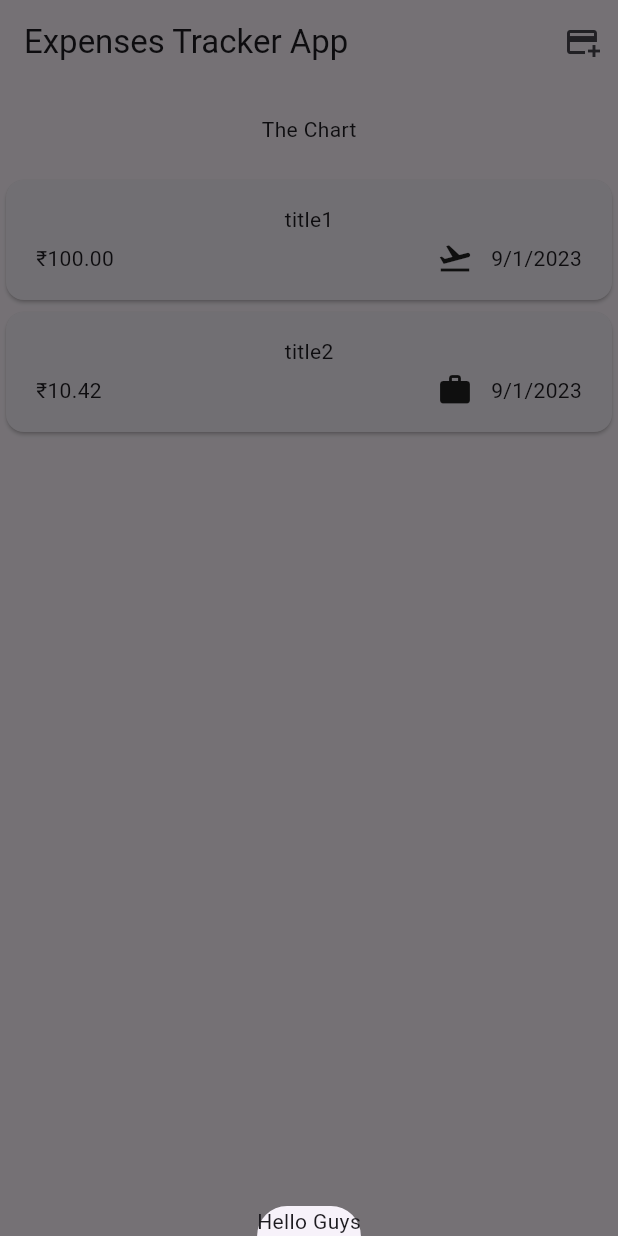
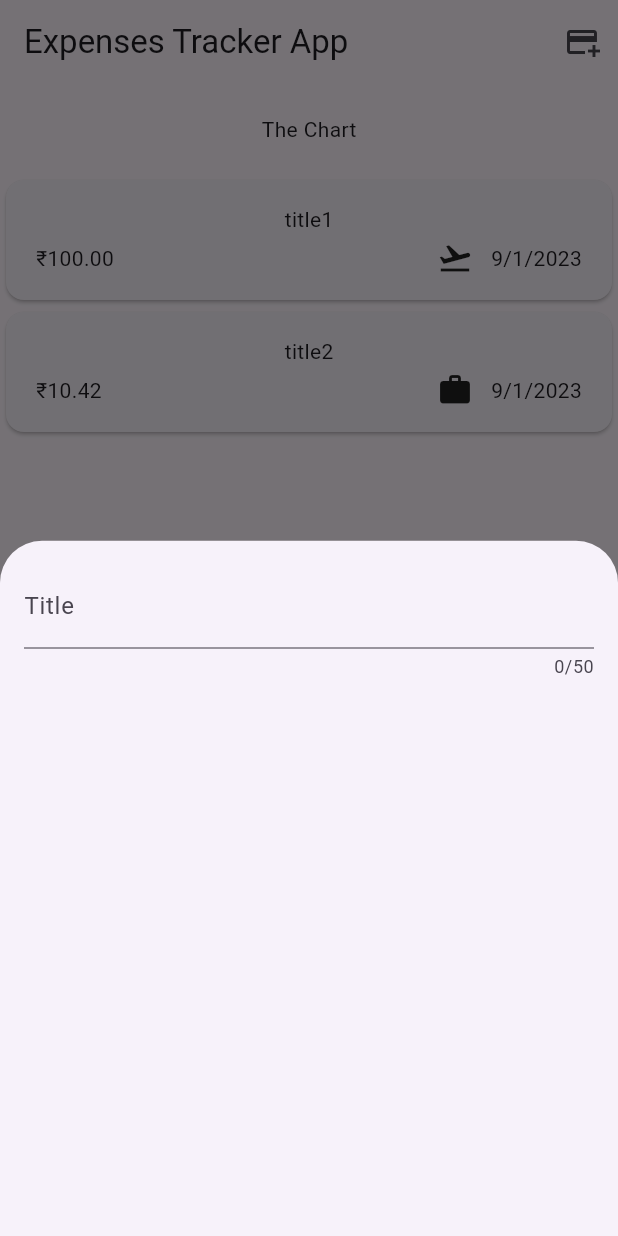
Before and after one commit to yashraj9922/expense_tracker_app, a Flutter app: the screen it shows after launch, after a tap on the "add card" icon, on a phone screen of 412 x 824 dp. Run offline on Flutter 3.47's test engine with Material 2 defaults, Android fonts, the phone set to English and light mode, and no system bars.

Commit message:
Textfield Widget

```diff
--- a/lib/Models/expense.dart
+++ b/lib/Models/expense.dart
@@ -39,7 +39,7 @@ class Expense {
     return formatter.format(date);
   }
 
-  getFormatteddate(){
+  getFormatteddate() {
     return formatter.format(date);
   }
 }
--- a/lib/Widgets/expenses.dart
+++ b/lib/Widgets/expenses.dart
@@ -1,5 +1,6 @@
 import 'package:expense_tracker_app/Widgets/Expenses_list/expenses_list.dart';
 import 'package:expense_tracker_app/Models/expense.dart';
+import 'package:expense_tracker_app/Widgets/new_expense.dart';
 import 'package:flutter/material.dart';
 
 class Expenses extends StatefulWidget {
@@ -29,7 +30,7 @@ class _ExpensesState extends State<Expenses> {
     showModalBottomSheet(
       context: context,
       builder: (ctx) {
-        return const Text("Hello Guys");
+        return const NewExpense();
       },
     );
   }
--- /dev/null
+++ b/lib/Widgets/new_expense.dart
@@ -0,0 +1,33 @@
+import 'package:flutter/material.dart';
+
+class NewExpense extends StatefulWidget {
+  const NewExpense({super.key});
+  @override
+  State<NewExpense> createState() {
+    return _NewExpenseState();
+  }
+}
+
+class _NewExpenseState extends State<NewExpense> {
+  @override
+  Widget build(BuildContext context) {
+    return const Padding(
+      padding: EdgeInsets.all(16),
+      child: Column(
+        children: [
+          // Taking input from user
+          TextField(
+            maxLength: 50, // maximum input text length
+
+            // keyboardType: TextInputType.name, --> determines which virtual keyboard should be open when user taps the Textfield
+
+            // adding label and decoration
+            decoration: InputDecoration(
+              label: Text("Title"),
+            ),
+          ),
+        ],
+      ),
+    );
+  }
+}
--- a/lib/main.dart
+++ b/lib/main.dart
@@ -4,6 +4,7 @@ import 'package:flutter/material.dart';
 void main() {
   runApp(
     MaterialApp(
+      debugShowCheckedModeBanner: false,
       theme: ThemeData(useMaterial3: true),
       home: const Expenses(),
     ),
```
